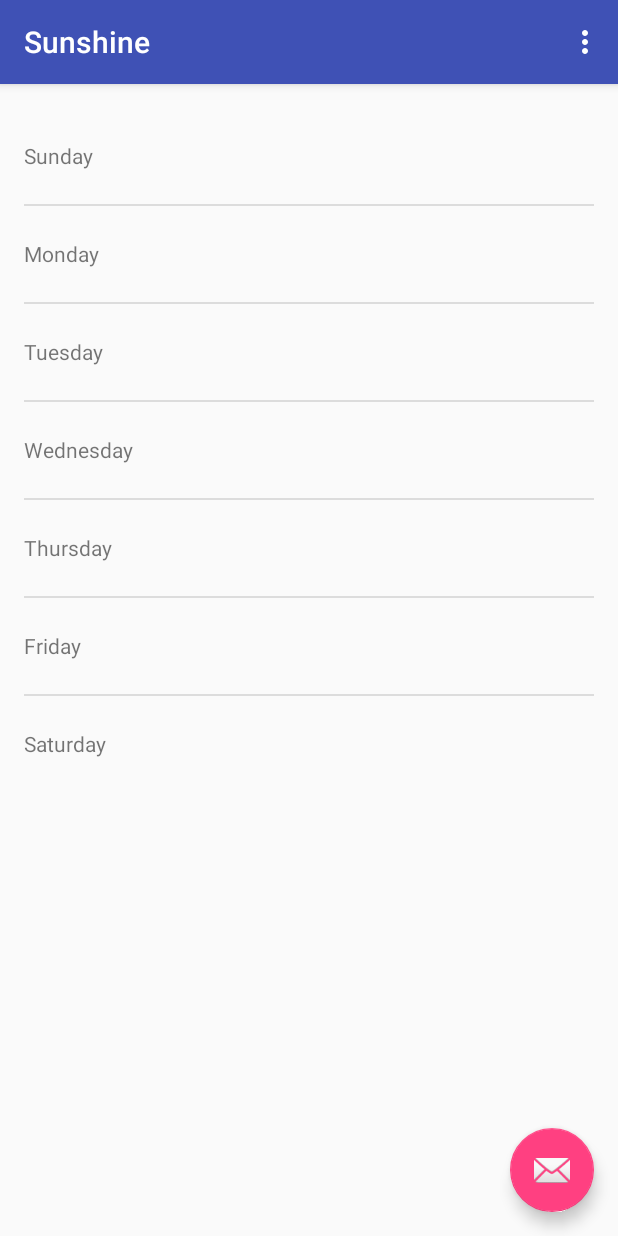
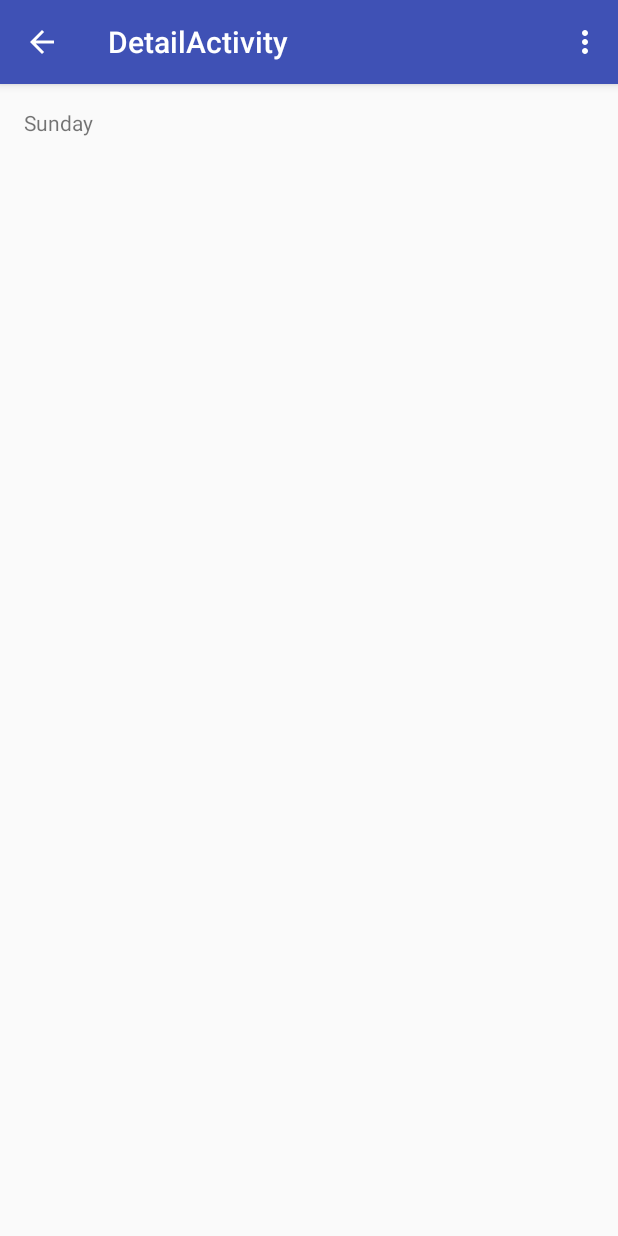
Before and after one commit to grapefroot/udacity, an Android app: the screen it shows after launch (MainActivity before the commit, DetailActivity after it), after a tap on "Sunday", on a phone screen of 412 x 824 dp. Run offline under Robolectric (Android 15) with nearby library versions, the phone set to English and light mode, and no system bars.

```diff
--- a/app/src/main/java/com/example/grapefroot/sunshine/app/DetailActivityFragment.java
+++ b/app/src/main/java/com/example/grapefroot/sunshine/app/DetailActivityFragment.java
@@ -5,6 +5,7 @@ import android.os.Bundle;
 import android.view.LayoutInflater;
 import android.view.View;
 import android.view.ViewGroup;
+import android.widget.TextView;
 
 /**
  * A placeholder fragment containing a simple view.
@@ -17,6 +18,13 @@ public class DetailActivityFragment extends Fragment {
     @Override
     public View onCreateView(LayoutInflater inflater, ViewGroup container,
                              Bundle savedInstanceState) {
-        return inflater.inflate(R.layout.fragment_detail, container, false);
+
+        View rootView = inflater.inflate(R.layout.fragment_detail, container,
+                false);
+        TextView textArea = (TextView) rootView.findViewById(R.id.detail_text);
+        if (textArea != null) {
+            textArea.setText(getActivity().getIntent().getDataString());
+        }
+        return rootView;
     }
 }
--- a/app/src/main/java/com/example/grapefroot/sunshine/app/ForecastFragment.java
+++ b/app/src/main/java/com/example/grapefroot/sunshine/app/ForecastFragment.java
@@ -2,6 +2,7 @@ package com.example.grapefroot.sunshine.app;
 
 import android.app.Activity;
 import android.content.Context;
+import android.content.Intent;
 import android.net.Uri;
 import android.os.AsyncTask;
 import android.support.annotation.Nullable;
@@ -54,6 +55,10 @@ public class ForecastFragment extends Fragment {
             FetchWeatherTask task = new FetchWeatherTask();
             task.execute("94043");
             return true;
+        } else if (item.getItemId() == R.id.action_settings) {
+            Intent launchSettingsIntent = new Intent(getActivity(),
+                    SettingsActivity.class);
+            startActivity(launchSettingsIntent);
         }
         return super.onOptionsItemSelected(item);
     }
@@ -92,9 +97,11 @@ public class ForecastFragment extends Fragment {
         view.setOnItemClickListener(new AdapterView.OnItemClickListener() {
             @Override
             public void onItemClick(AdapterView<?> parent, View view, int position, long id) {
-                Toast.makeText(getActivity(), arrayAdapter.getItem(position), Toast
-                        .LENGTH_SHORT)
-                        .show();
+                Intent detailActivityIntent = new Intent(
+                        getActivity(), DetailActivity.class);
+                detailActivityIntent.setData(Uri.parse(arrayAdapter.getItem
+                        (position)));
+                startActivity(detailActivityIntent);
             }
         });
 
--- a/app/src/main/java/com/example/grapefroot/sunshine/app/MainActivity.java
+++ b/app/src/main/java/com/example/grapefroot/sunshine/app/MainActivity.java
@@ -1,5 +1,6 @@
 package com.example.grapefroot.sunshine.app;
 
+import android.content.Intent;
 import android.os.Bundle;
 import android.support.design.widget.FloatingActionButton;
 import android.support.design.widget.Snackbar;
@@ -18,14 +19,14 @@ public class MainActivity extends AppCompatActivity {
         Toolbar toolbar = (Toolbar) findViewById(R.id.toolbar);
         setSupportActionBar(toolbar);
 
-       FloatingActionButton fab = (FloatingActionButton) findViewById(R.id.fab);
-        fab.setOnClickListener(new View.OnClickListener() {
-            @Override
-            public void onClick(View view) {
-                Snackbar.make(view, "Replace with your own action", Snackbar.LENGTH_LONG)
-                        .setAction("Action", null).show();
-            }
-        });
+//       FloatingActionButton fab = (FloatingActionButton) findViewById(R.id.fab);
+//        fab.setOnClickListener(new View.OnClickListener() {
+//            @Override
+//            public void onClick(View view) {
+//                Snackbar.make(view, "Replace with your own action", Snackbar.LENGTH_LONG)
+//                        .setAction("Action", null).show();
+//            }
+//        });
     }
 
     @Override
@@ -44,6 +45,7 @@ public class MainActivity extends AppCompatActivity {
 
         //noinspection SimplifiableIfStatement
         if (id == R.id.action_settings) {
+            startActivity(new Intent(this, SettingsActivity.class));
             return true;
         }
 
--- a/app/src/main/res/layout/fragment_detail.xml
+++ b/app/src/main/res/layout/fragment_detail.xml
@@ -9,5 +9,9 @@
                 tools:context="com.example.grapefroot.sunshine.app.DetailActivityFragment"
                 tools:showIn="@layout/activity_detail">
 
-
+    <TextView
+        android:id="@+id/detail_text"
+        android:text="@string/INITIAL_MESSAGE"
+        android:layout_width="wrap_content"
+        android:layout_height="wrap_content"/>
 </RelativeLayout>
--- a/app/src/main/res/values/strings.xml
+++ b/app/src/main/res/values/strings.xml
@@ -3,4 +3,6 @@
     <string name="action_settings">Settings</string>
     <string name="refresh">Refresh</string>
     <string name="title_activity_detail">DetailActivity</string>
+    <string name="INITIAL_MESSAGE">hello world</string>
+    <string name="title_activity_settings">Settings</string>
 </resources>
```
Also changed, not shown: app/src/main/AndroidManifest.xml (+9 -0 lines), app/src/main/java/com/example/grapefroot/sunshine/app/DetailActivity.java (+7 -2 lines), app/src/main/java/com/example/grapefroot/sunshine/app/SettingsActivity.java (added, +69 -0 lines).
